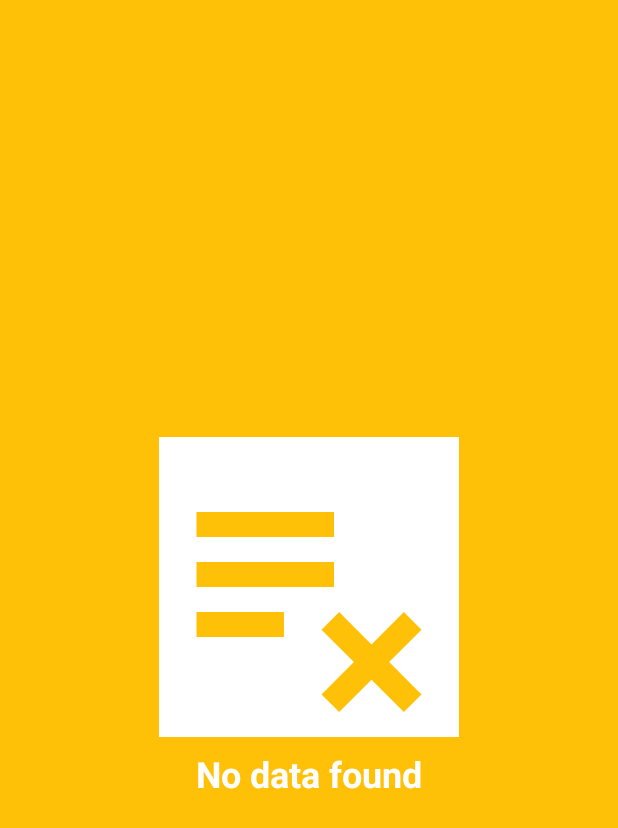
After one commit to zakirpervez/PopularMovies, an Android app: the layout item_no_data_found.xml on its own in the app's theme, with its tools: preview values and no code run, on a phone screen of 412 x 824 dp. The commit adds this screen. Shown: the top 828 px of the screen. Run offline under Robolectric (Android 15) with nearby library versions, the phone set to English and light mode, and no system bars; network calls fail.

Commit message:
feat(App): No data handling TN:10000

```diff
--- /dev/null
+++ b/app/src/main/res/drawable/baseline_playlist_remove_24.xml
@@ -0,0 +1,10 @@
+<vector xmlns:android="http://schemas.android.com/apk/res/android"
+    android:width="24dp"
+    android:height="24dp"
+    android:tint="@color/yellow"
+    android:viewportWidth="24"
+    android:viewportHeight="24">
+    <path
+        android:fillColor="@color/yellow"
+        android:pathData="M14,10H3v2h11V10zM14,6H3v2h11V6zM3,16h7v-2H3V16zM14.41,22L17,19.41L19.59,22L21,20.59L18.41,18L21,15.41L19.59,14L17,16.59L14.41,14L13,15.41L15.59,18L13,20.59L14.41,22z" />
+</vector>
--- /dev/null
+++ b/app/src/main/res/layout/item_no_data_found.xml
@@ -0,0 +1,35 @@
+<?xml version="1.0" encoding="utf-8"?>
+<LinearLayout xmlns:android="http://schemas.android.com/apk/res/android"
+    xmlns:app="http://schemas.android.com/apk/res-auto"
+    android:layout_width="match_parent"
+    android:layout_height="match_parent"
+    android:background="@color/yellow"
+    android:gravity="center"
+    android:orientation="vertical"
+    android:visibility="visible">
+
+    <com.google.android.material.imageview.ShapeableImageView
+        android:id="@+id/no_data_found_image"
+        android:layout_width="@dimen/dimen_200"
+        android:layout_height="@dimen/dimen_200"
+        android:layout_gravity="center"
+        android:background="@color/white"
+        android:contentDescription="@string/no_data_found"
+        app:srcCompat="@drawable/baseline_playlist_remove_24" />
+
+    <com.google.android.material.textview.MaterialTextView
+        android:id="@+id/movie_title_text"
+        style="@style/Theme.App_Light.Text_Appearance"
+        android:layout_width="wrap_content"
+        android:layout_height="wrap_content"
+        android:layout_marginTop="@dimen/dimen_8"
+        android:text="@string/no_data_found"
+        android:textSize="@dimen/dimen_text_24"
+        app:layout_constraintBottom_toBottomOf="parent"
+        app:layout_constraintEnd_toEndOf="parent"
+        app:layout_constraintStart_toStartOf="parent"
+        app:layout_constraintTop_toBottomOf="@id/movie_poster_image"
+        app:layout_constraintVertical_bias="0.025"
+        app:layout_constraintWidth_percent="0.9" />
+
+</LinearLayout>
--- a/app/src/main/res/values/strings.xml
+++ b/app/src/main/res/values/strings.xml
@@ -4,6 +4,7 @@
     <string name="popularity">Popularity</string>
     <string name="generes">Generes</string>
     <string name="production_houses">Production Houses</string>
+    <string name="no_data_found">No data found</string>
 
     <string name="movie_item_cd">Movies poster images</string>
     <string name="movie_item_language_cd">Movies original language is </string>
```
Also changed, not shown: app/src/main/java/com/husqvarna/popularmovies/ui/fragments/detail/MovieDetailFragment.kt (+9 -3 lines), app/src/main/java/com/husqvarna/popularmovies/ui/fragments/home/MoviesFragment.kt (+9 -0 lines), app/src/main/res/layout/fragment_movie_detail.xml (+19 -5 lines), app/src/main/res/layout/fragment_movies.xml (+9 -2 lines).
